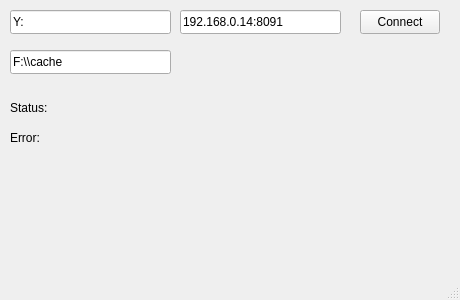
This is Client/mainwindow.ui in prizrak1609/RocketFS as Qt 5 draws it before an edit. The edited form follows.
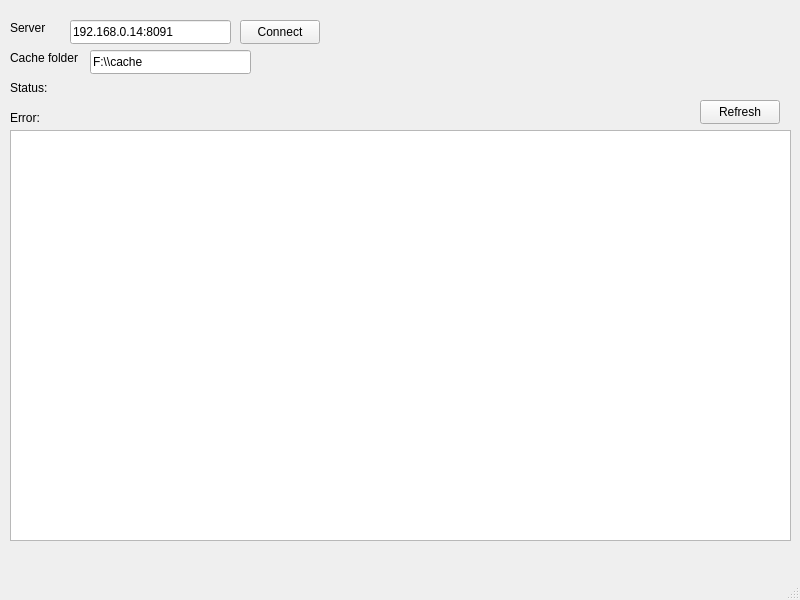
This is the edited form.

Patch:
```diff
--- a/Client/mainwindow.ui
+++ b/Client/mainwindow.ui
@@ -6,47 +6,31 @@
    <rect>
     <x>0</x>
     <y>0</y>
-    <width>460</width>
-    <height>300</height>
+    <width>800</width>
+    <height>600</height>
    </rect>
   </property>
+  <property name="sizePolicy">
+   <sizepolicy hsizetype="Fixed" vsizetype="Fixed">
+    <horstretch>0</horstretch>
+    <verstretch>0</verstretch>
+   </sizepolicy>
+  </property>
   <property name="maximumSize">
    <size>
-    <width>460</width>
-    <height>300</height>
+    <width>9999999</width>
+    <height>9999999</height>
    </size>
   </property>
   <property name="windowTitle">
    <string>MainWindow</string>
   </property>
   <widget class="QWidget" name="centralwidget">
-   <widget class="QLineEdit" name="drive_letter">
-    <property name="geometry">
-     <rect>
-      <x>10</x>
-      <y>10</y>
-      <width>161</width>
-      <height>24</height>
-     </rect>
-    </property>
-    <property name="acceptDrops">
-     <bool>false</bool>
-    </property>
-    <property name="toolTip">
-     <string/>
-    </property>
-    <property name="text">
-     <string>Y:</string>
-    </property>
-    <property name="placeholderText">
-     <string>Drive letter</string>
-    </property>
-   </widget>
    <widget class="QLineEdit" name="server_addr">
     <property name="geometry">
      <rect>
-      <x>180</x>
-      <y>10</y>
+      <x>70</x>
+      <y>20</y>
       <width>161</width>
       <height>24</height>
      </rect>
@@ -68,7 +52,7 @@
     <property name="geometry">
      <rect>
       <x>10</x>
-      <y>100</y>
+      <y>80</y>
       <width>441</width>
       <height>16</height>
      </rect>
@@ -80,8 +64,8 @@
    <widget class="QPushButton" name="connect_button">
     <property name="geometry">
      <rect>
-      <x>360</x>
-      <y>10</y>
+      <x>240</x>
+      <y>20</y>
       <width>80</width>
       <height>24</height>
      </rect>
@@ -94,7 +78,7 @@
     <property name="geometry">
      <rect>
       <x>10</x>
-      <y>130</y>
+      <y>110</y>
       <width>441</width>
       <height>16</height>
      </rect>
@@ -106,7 +90,7 @@
    <widget class="QLineEdit" name="cache_folder">
     <property name="geometry">
      <rect>
-      <x>10</x>
+      <x>90</x>
       <y>50</y>
       <width>161</width>
       <height>24</height>
@@ -125,6 +109,55 @@
      <string>Drive letter</string>
     </property>
    </widget>
+   <widget class="QLabel" name="label">
+    <property name="geometry">
+     <rect>
+      <x>10</x>
+      <y>50</y>
+      <width>71</width>
+      <height>16</height>
+     </rect>
+    </property>
+    <property name="text">
+     <string>Cache folder</string>
+    </property>
+   </widget>
+   <widget class="QLabel" name="label_2">
+    <property name="geometry">
+     <rect>
+      <x>10</x>
+      <y>20</y>
+      <width>71</width>
+      <height>16</height>
+     </rect>
+    </property>
+    <property name="text">
+     <string>Server</string>
+    </property>
+   </widget>
+   <widget class="QListWidget" name="filesystem_list">
+    <property name="geometry">
+     <rect>
+      <x>10</x>
+      <y>130</y>
+      <width>781</width>
+      <height>411</height>
+     </rect>
+    </property>
+   </widget>
+   <widget class="QPushButton" name="refresh_button">
+    <property name="geometry">
+     <rect>
+      <x>700</x>
+      <y>100</y>
+      <width>80</width>
+      <height>24</height>
+     </rect>
+    </property>
+    <property name="text">
+     <string>Refresh</string>
+    </property>
+   </widget>
   </widget>
   <widget class="QMenuBar" name="menubar">
    <property name="geometry">
```
Left out of the diff: 2 changed lines with no effect on the pictures.
